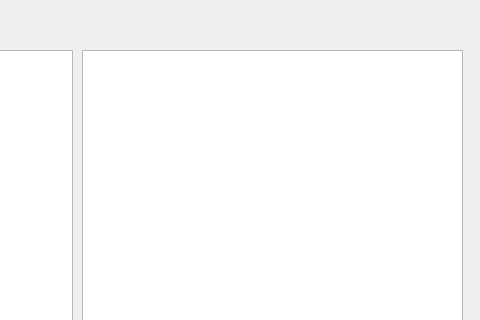
Qt form interface.ui (pystander/LiteraPy) before a commit; both pictures show x 318 to 798 and y 0 to 320 of the 798 by 576 pixel window.
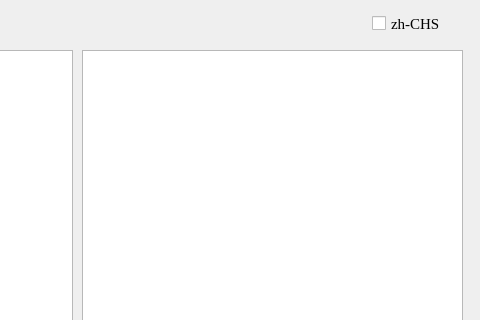
The same form after that commit.

Commit message: Add zh-CHS option in UI

```diff
--- a/interface.ui
+++ b/interface.ui
@@ -65,6 +65,25 @@
      </font>
     </property>
    </widget>
+   <widget class="QCheckBox" name="lang_chs">
+    <property name="geometry">
+     <rect>
+      <x>690</x>
+      <y>8</y>
+      <width>81</width>
+      <height>31</height>
+     </rect>
+    </property>
+    <property name="font">
+     <font>
+      <family>Times New Roman</family>
+      <pointsize>11</pointsize>
+     </font>
+    </property>
+    <property name="text">
+     <string>zh-CHS</string>
+    </property>
+   </widget>
   </widget>
   <widget class="QMenuBar" name="menubar">
    <property name="geometry">
```
The commit also changes 1 other file.
